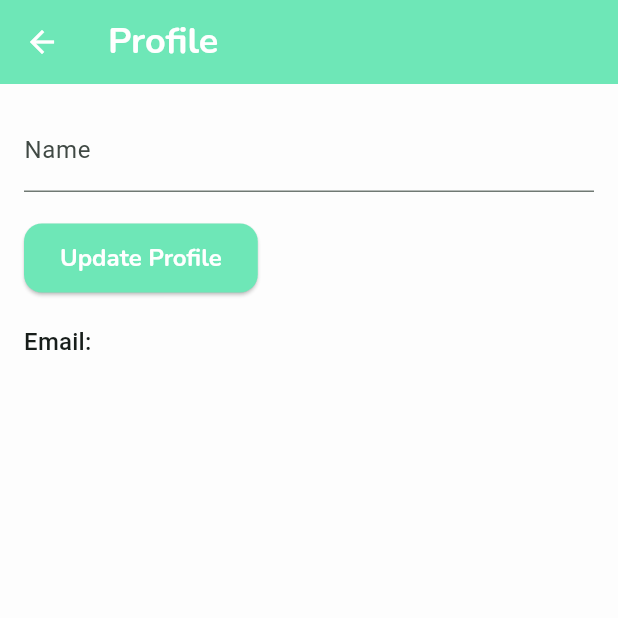
After one commit to Vivek-Jadhav27/myapp, a Flutter app: the screen it shows once a user with an empty profile is signed in, item 2 of the bottom bar chosen, after a tap on the "person" icon, on a phone screen of 412 x 824 dp, the top half of it. The commit adds this screen. Run offline on Flutter 3.47's test engine with Material 3 defaults, Android fonts, the phone set to English and light mode, and no system bars; our stand-ins replace cloud_firestore, firebase_auth, firebase_core, fl_chart, google_fonts, shared_preferences and 1 more; missing offline and left inert: firebase_app_check; accounts and stored records are empty.

Commit message:
So many changes let see

```diff
--- a/lib/main.dart
+++ b/lib/main.dart
@@ -3,6 +3,7 @@ import 'package:firebase_app_check/firebase_app_check.dart';
 import 'package:flutter/material.dart';
 import 'package:google_fonts/google_fonts.dart';
 import 'package:myapp/models/user.dart';
+import 'package:myapp/providers/category_provider.dart';
 import 'package:myapp/screens/wrapper.dart';
 import 'package:myapp/services/auth_provider.dart';
 import 'package:myapp/services/auth_service.dart';
@@ -26,6 +27,7 @@ void main() async {
       providers: [
         ChangeNotifierProvider(create: (context) => ThemeProvider()),
         ChangeNotifierProvider(create: (context) => AuthProvider()),
+        ChangeNotifierProvider(create: (context) => CategoryProvider()),
       ],
       child: const MyApp(),
     ),
--- a/lib/models/expense.dart
+++ b/lib/models/expense.dart
@@ -7,6 +7,7 @@ class Expense {
   final double amount;
   final String category;
   final DateTime date;
+  final String? notes; // Added notes field
 
   Expense({
     required this.id,
@@ -14,6 +15,7 @@ class Expense {
     required this.amount,
     required this.category,
     required this.date,
+    this.notes, // Added to constructor
   });
 
   factory Expense.fromFirestore(DocumentSnapshot doc) {
@@ -24,6 +26,7 @@ class Expense {
       amount: data['amount'],
       category: data['category'],
       date: (data['date'] as Timestamp).toDate(),
+      notes: data['notes'], // Read from Firestore
     );
   }
 
@@ -33,6 +36,7 @@ class Expense {
       'amount': amount,
       'category': category,
       'date': date,
+      'notes': notes, // Write to Firestore
     };
   }
 }
--- a/lib/models/income.dart
+++ b/lib/models/income.dart
@@ -7,6 +7,7 @@ class Income {
   final double amount;
   final String source;
   final DateTime date;
+  final String? notes; // Added notes field
 
   Income({
     required this.id,
@@ -14,6 +15,7 @@ class Income {
     required this.amount,
     required this.source,
     required this.date,
+    this.notes, // Added to constructor
   });
 
   factory Income.fromFirestore(DocumentSnapshot doc) {
@@ -24,6 +26,7 @@ class Income {
       amount: data['amount'],
       source: data['source'],
       date: (data['date'] as Timestamp).toDate(),
+      notes: data['notes'], // Read from Firestore
     );
   }
 
@@ -33,6 +36,7 @@ class Income {
       'amount': amount,
       'source': source,
       'date': date,
+      'notes': notes, // Write to Firestore
     };
   }
 }
--- /dev/null
+++ b/lib/providers/category_provider.dart
@@ -0,0 +1,62 @@
+
+import 'package:flutter/material.dart';
+import 'package:shared_preferences/shared_preferences.dart';
+
+class CategoryProvider with ChangeNotifier {
+  List<String> _categories = [
+    'Food',
+    'Entertainment',
+    'Transport',
+    'Miscellaneous',
+    'Rent',
+  ];
+
+  List<String> get categories => _categories;
+
+  CategoryProvider() {
+    _loadCategories();
+  }
+
+  Future<void> _loadCategories() async {
+    final prefs = await SharedPreferences.getInstance();
+    final savedCategories = prefs.getStringList('categories');
+    if (savedCategories != null) {
+      _categories = savedCategories;
+    } else {
+      // If no categories are saved, save the default ones.
+      await prefs.setStringList('categories', _categories);
+    }
+    notifyListeners();
+  }
+
+  Future<void> _saveCategories() async {
+    final prefs = await SharedPreferences.getInstance();
+    await prefs.setStringList('categories', _categories);
+  }
+
+  void addCategory(String category) {
+    if (category.isNotEmpty && !_categories.contains(category)) {
+      _categories.add(category);
+      _saveCategories();
+      notifyListeners();
+    }
+  }
+
+  void removeCategory(String category) {
+    if (_categories.length > 1) { // Prevent deleting the last category
+      _categories.remove(category);
+      _saveCategories();
+      notifyListeners();
+    }
+  }
+
+  void reorderCategories(int oldIndex, int newIndex) {
+    if (newIndex > oldIndex) {
+      newIndex -= 1;
+    }
+    final String item = _categories.removeAt(oldIndex);
+    _categories.insert(newIndex, item);
+    _saveCategories();
+    notifyListeners();
+  }
+}
--- a/lib/screens/home/home.dart
+++ b/lib/screens/home/home.dart
@@ -3,6 +3,8 @@ import 'package:flutter/material.dart';
 import 'package:myapp/main.dart';
 import 'package:myapp/screens/analysis/analysis_screen.dart';
 import 'package:myapp/screens/calendar/calendar_screen.dart';
+import 'package:myapp/screens/profile/profile_screen.dart';
+import 'package:myapp/screens/settings/settings_screen.dart';
 import 'package:myapp/services/auth_service.dart';
 import 'package:provider/provider.dart';
 
@@ -29,6 +31,30 @@ class _HomeState extends State<Home> {
       appBar: AppBar(
         title: Text(_currentIndex == 0 ? 'Finance Tracker' : 'Spending Analysis'),
         actions: <Widget>[
+          IconButton(
+            icon: const Icon(Icons.person, color: Colors.white),
+            onPressed: () {
+              Navigator.push(
+                context,
+                MaterialPageRoute(
+                  builder: (context) => const ProfileScreen(),
+                ),
+              );
+            },
+            tooltip: 'Profile',
+          ),
+          IconButton(
+            icon: const Icon(Icons.settings, color: Colors.white),
+            onPressed: () {
+              Navigator.push(
+                context,
+                MaterialPageRoute(
+                  builder: (context) => const SettingsScreen(),
+                ),
+              );
+            },
+            tooltip: 'Settings',
+          ),
           IconButton(
             icon: Icon(themeProvider.themeMode == ThemeMode.dark ? Icons.light_mode : Icons.dark_mode),
             onPressed: () => themeProvider.toggleTheme(),
--- /dev/null
+++ b/lib/screens/profile/profile_screen.dart
@@ -0,0 +1,69 @@
+
+import 'package:flutter/material.dart';
+import 'package:myapp/models/user.dart';
+import 'package:myapp/services/auth_service.dart';
+import 'package:provider/provider.dart';
+
+class ProfileScreen extends StatefulWidget {
+  const ProfileScreen({super.key});
+
+  @override
+  State<ProfileScreen> createState() => _ProfileScreenState();
+}
+
+class _ProfileScreenState extends State<ProfileScreen> {
+  final _formKey = GlobalKey<FormState>();
+  final AuthService _auth = AuthService();
+  String _name = '';
+
+  @override
+  Widget build(BuildContext context) {
+    final user = Provider.of<AppUser?>(context);
+
+    return Scaffold(
+      appBar: AppBar(
+        title: const Text('Profile'),
+      ),
+      body: user == null
+          ? const Center(child: CircularProgressIndicator())
+          : Padding(
+              padding: const EdgeInsets.all(16.0),
+              child: Form(
+                key: _formKey,
+                child: Column(
+                  crossAxisAlignment: CrossAxisAlignment.start,
+                  children: [
+                    TextFormField(
+                      initialValue: user.name,
+                      decoration: const InputDecoration(labelText: 'Name'),
+                      validator: (value) => value!.isEmpty ? 'Please enter a name' : null,
+                      onChanged: (value) {
+                        setState(() => _name = value);
+                      },
+                    ),
+                    const SizedBox(height: 20),
+                    ElevatedButton(
+                      onPressed: () async {
+                        if (_formKey.currentState!.validate()) {
+                          await _auth.updateUserName(_name);
+                          if(mounted) {
+                            ScaffoldMessenger.of(context).showSnackBar(
+                              const SnackBar(content: Text('Profile updated successfully')),
+                            );
+                          }
+                        }
+                      },
+                      child: const Text('Update Profile'),
+                    ),
+                    const SizedBox(height: 20),
+                     Text(
+                      'Email: ${user.email}',
+                      style: Theme.of(context).textTheme.titleMedium,
+                    ),
+                  ],
+                ),
+              ),
+            ),
+    );
+  }
+}
--- a/lib/services/auth_service.dart
+++ b/lib/services/auth_service.dart
@@ -60,6 +60,19 @@ class AuthService {
         rethrow;
     }
   }
+  // Update user name
+  Future<void> updateUserName(String name) async {
+    final user = _auth.currentUser;
+    if (user != null) {
+      await user.updateDisplayName(name);
+      await user.reload();
+      final updatedUser = _auth.currentUser;
+      await _firestoreService.updateUser(
+        AppUser(uid: updatedUser!.uid, email: updatedUser.email!, name: name),
+      );
+    }
+  }
+
 
   // Sign out
   Future<void> signOut() async {
--- a/lib/services/firestore_service.dart
+++ b/lib/services/firestore_service.dart
@@ -10,6 +10,11 @@ class FirestoreService {
   // Create a new user
   Future<void> addUser(AppUser user) {
     return _db.collection('users').doc(user.uid).set(user.toFirestore());
+  }
+
+  // Update a user
+  Future<void> updateUser(AppUser user) {
+    return _db.collection('users').doc(user.uid).update(user.toFirestore());
   }
 
   // Add income
--- a/pubspec.yaml
+++ b/pubspec.yaml
@@ -42,6 +42,7 @@ dependencies:
   firebase_app_check: ^0.4.0+1
   table_calendar: ^3.2.0
   fl_chart: ^1.1.1
+  shared_preferences: ^2.5.3
 
 dev_dependencies:
   flutter_test:
```
Also changed, not shown: lib/screens/analysis/analysis_screen.dart (+20 -19 lines), lib/screens/calendar/calendar_screen.dart (+36 -4 lines), lib/screens/settings/manage_categories.dart (added, +69 -0 lines), lib/screens/settings/settings_screen.dart (added, +32 -0 lines), lib/widgets/add_expense.dart (+12 -8 lines), lib/widgets/add_income.dart (+7 -0 lines), pubspec.lock, 1 other file.
